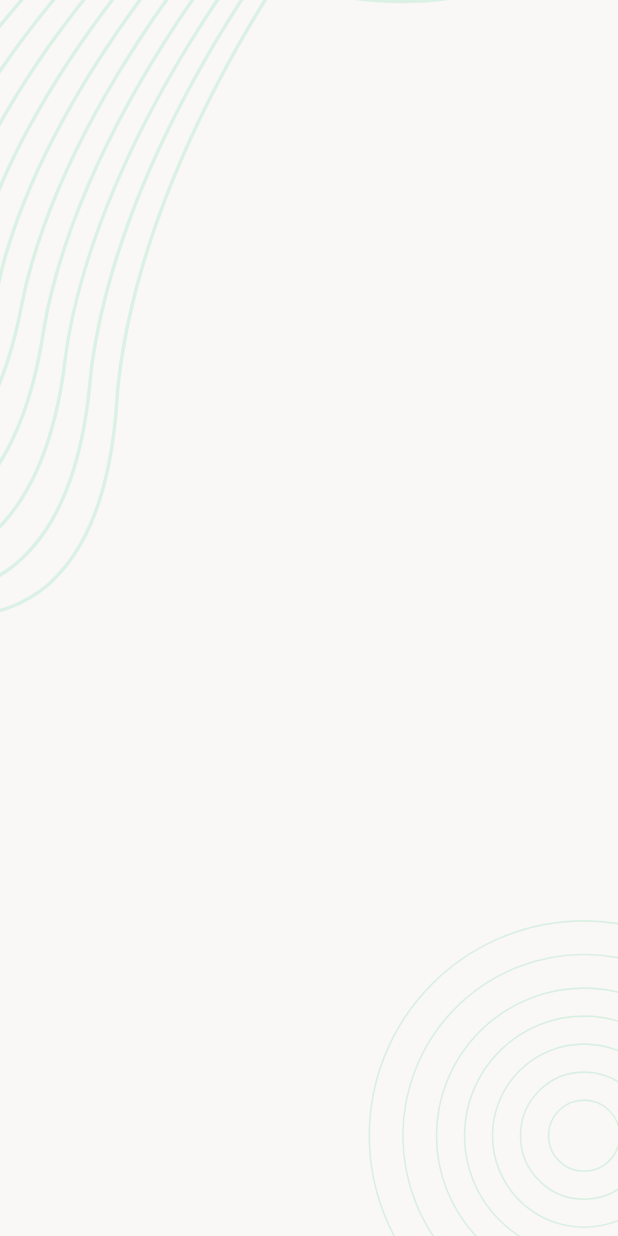
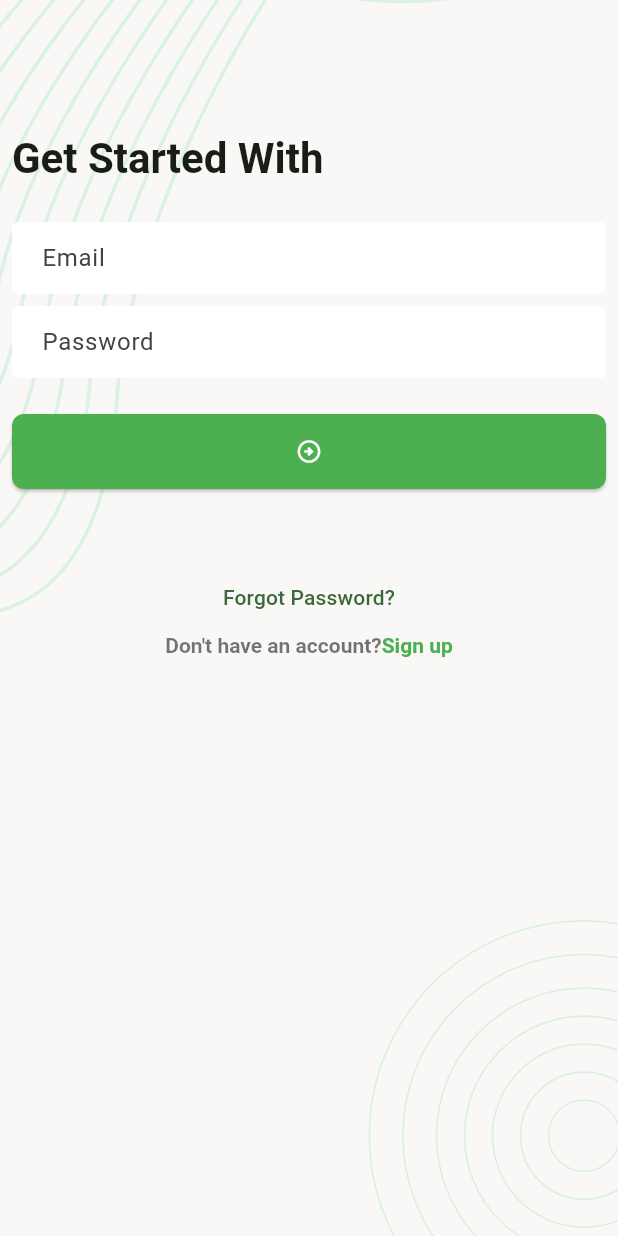
Before and after one commit to mahinurrahmannifad/task_manager_flutter, a Flutter app: the screen it shows after launch, on a phone screen of 412 x 824 dp. Run offline on Flutter 3.47's test engine with Material 3 defaults, Android fonts, the phone set to English and light mode, and no system bars; our stand-ins replace flutter_svg, pin_code_fields.

Commit message:
Sign in, Signup and password recovery screens are added.

```diff
--- a/lib/app.dart
+++ b/lib/app.dart
@@ -1,6 +1,12 @@
 import 'package:flutter/material.dart';
+import 'package:task_manager_flutter/ui/screens/forgot_password_verify_email_screen.dart';
+import 'package:task_manager_flutter/ui/screens/forgot_password_verify_otp_screen.dart';
+import 'package:task_manager_flutter/ui/screens/main_bottom_nav_screen.dart';
+import 'package:task_manager_flutter/ui/screens/reset_password_screen.dart';
 import 'package:task_manager_flutter/ui/screens/sign_in_screen.dart';
+import 'package:task_manager_flutter/ui/screens/sign_up_screen.dart';
 import 'package:task_manager_flutter/ui/screens/splash_screen.dart';
+import 'package:task_manager_flutter/ui/utils/app_color.dart';
 
 class TaskManagerApp extends StatelessWidget {
   const TaskManagerApp({super.key});
@@ -8,15 +14,68 @@ class TaskManagerApp extends StatelessWidget {
   @override
   Widget build(BuildContext context) {
     return MaterialApp(
+      debugShowCheckedModeBanner: false,
       initialRoute: '/',
+      theme: ThemeData(
+        colorSchemeSeed: AppColors.themeColor,
+        textTheme: const TextTheme(
+          titleLarge: TextStyle(fontSize: 28, fontWeight: FontWeight.w600),
+          titleSmall: TextStyle(
+            color: Colors.grey,
+            fontWeight: FontWeight.w500,
+          ),
+        ),
+        inputDecorationTheme: InputDecorationTheme(
+          filled: true,
+          contentPadding: const EdgeInsets.symmetric(horizontal: 16),
+          fillColor: Colors.white,
+          hintStyle: TextStyle(
+            fontWeight: FontWeight.w400,
+            color: Colors.grey.shade800,
+          ),
+          border: OutlineInputBorder(
+            borderSide: BorderSide.none,
+          ),
+          enabledBorder: OutlineInputBorder(
+            borderSide: BorderSide.none,
+          ),
+          focusedBorder: OutlineInputBorder(
+            borderSide: BorderSide.none,
+          ),
+        ),
+        elevatedButtonTheme: ElevatedButtonThemeData(
+          style: ElevatedButton.styleFrom(
+              backgroundColor: AppColors.themeColor,
+              shape: RoundedRectangleBorder(
+                  borderRadius: BorderRadius.circular(8)),
+              fixedSize: const Size.fromWidth(double.maxFinite),
+              padding: const EdgeInsets.symmetric(
+                horizontal: 16,
+                vertical: 16,
+              ),
+              foregroundColor: Colors.white,
+              textStyle: const TextStyle(fontSize: 16)),
+        ),
+      ),
       onGenerateRoute: (RouteSettings settings) {
         late Widget widget;
         if (settings.name == SplashScreen.name) {
           widget = const SplashScreen();
         } else if (settings.name == SignInScreen.name) {
           widget = const SignInScreen();
+        } else if (settings.name == SignUpScreen.name) {
+          widget = const SignUpScreen();
+        } else if (settings.name == ForgotPasswordVerifyEmailScreen.name) {
+          widget = const ForgotPasswordVerifyEmailScreen();
+        } else if (settings.name == ForgotPasswordVerifyOtpScreen.name) {
+          widget = const ForgotPasswordVerifyOtpScreen();
+        } else if (settings.name == ResetPasswordScreen.name) {
+          widget = const ResetPasswordScreen();
+        } else if (settings.name == MainBottomNavScreen.name) {
+          widget = const MainBottomNavScreen();
         }
-          return MaterialPageRoute(builder: (_) => widget);
-        });
+        return MaterialPageRoute(builder: (ctx) => widget);
+      },
+    );
   }
 }
--- a/lib/ui/screens/sign_in_screen.dart
+++ b/lib/ui/screens/sign_in_screen.dart
@@ -1,4 +1,9 @@
+import 'package:flutter/gestures.dart';
 import 'package:flutter/material.dart';
+import 'package:task_manager_flutter/ui/screens/forgot_password_verify_email_screen.dart';
+import 'package:task_manager_flutter/ui/screens/main_bottom_nav_screen.dart';
+import 'package:task_manager_flutter/ui/screens/sign_up_screen.dart';
+import 'package:task_manager_flutter/ui/utils/app_color.dart';
 import 'package:task_manager_flutter/ui/widgets/screen_background.dart';
 
 class SignInScreen extends StatefulWidget {
@@ -11,13 +16,92 @@ class SignInScreen extends StatefulWidget {
 }
 
 class _SignInScreenState extends State<SignInScreen> {
+  final TextEditingController _emailTEController = TextEditingController();
+  final TextEditingController _passwordTEController = TextEditingController();
+  final GlobalKey<FormState> _formKey = GlobalKey<FormState>();
+
   @override
   Widget build(BuildContext context) {
+    final textTheme = Theme
+        .of(context)
+        .textTheme;
     return Scaffold(
       body: ScreenBackground(
-          child: Column(
-        children: [],
-      )),
+          child: SingleChildScrollView(
+            child: Padding(
+              padding: const EdgeInsets.all(8.0),
+              child: Form(
+                key: _formKey,
+                child: Column(
+                  crossAxisAlignment: CrossAxisAlignment.start,
+                  children: [
+                    const SizedBox(height: 80),
+                    Text('Get Started With', style: textTheme.titleLarge),
+                    const SizedBox(height: 24),
+                    TextFormField(
+                      controller: _emailTEController,
+                      keyboardType: TextInputType.emailAddress,
+                      decoration: const InputDecoration(hintText: 'Email'),
+                    ),
+                    const SizedBox(height: 8),
+                    TextFormField(
+                      controller: _passwordTEController,
+                      obscureText: true,
+                      decoration: const InputDecoration(hintText: 'Password'),
+                    ),
+                    const SizedBox(height: 24),
+                    ElevatedButton(
+                      onPressed: () {
+                        Navigator.pushReplacementNamed(
+                            context, MainBottomNavScreen.name);
+                      },
+                      child: Icon(Icons.arrow_circle_right_outlined),),
+                    const SizedBox(height: 48),
+                    Center(
+                      child: Column(
+                        children: [
+                          TextButton(onPressed: () {
+                            Navigator.pushNamed(context,ForgotPasswordVerifyEmailScreen.name);
+                          },
+                            child: const Text('Forgot Password?'),),
+                          _buildSignUpSection(),
+                        ],
+                      ),
+                    )
+                  ],
+                ),
+              ),
+            ),
+          )
+      ),
     );
   }
+
+  Widget _buildSignUpSection() {
+    return RichText(
+      text: TextSpan(text: "Don't have an account?",
+        style: const TextStyle(
+            color: Colors.black54, fontWeight: FontWeight.w600),
+        children: [
+          TextSpan(
+            text: 'Sign up',
+            style: const TextStyle(
+              color: AppColors.themeColor,
+            ),
+            recognizer: TapGestureRecognizer()..onTap=(){
+              Navigator.pushNamed(context, SignUpScreen.name);
+            },
+          )
+        ],
+      ),
+    );
+  }
+
+  @override
+  void dispose(){
+    _emailTEController.dispose();
+    _passwordTEController.dispose();
+    super.dispose();
+  }
+
 }
--- /dev/null
+++ b/lib/ui/utils/app_color.dart
@@ -0,0 +1,5 @@
+import 'package:flutter/material.dart';
+
+class AppColors{
+  static const Color themeColor=Colors.green;
+}
--- a/lib/ui/widgets/screen_background.dart
+++ b/lib/ui/widgets/screen_background.dart
@@ -17,7 +17,7 @@ class ScreenBackground extends StatelessWidget {
           height: double.maxFinite,
           width: double.maxFinite,
         ),
-        child,
+        SafeArea(child: child)
       ],
     );
   }
--- a/pubspec.yaml
+++ b/pubspec.yaml
@@ -14,6 +14,7 @@ dependencies:
 
   cupertino_icons: ^1.0.8
   flutter_svg: ^2.0.16
+  pin_code_fields: ^8.0.1
 
 dev_dependencies:
   flutter_test:
```
Also changed, not shown: lib/ui/screens/forgot_password_verify_email_screen.dart (added, +98 -0 lines), lib/ui/screens/forgot_password_verify_otp_screen.dart (added, +119 -0 lines), lib/ui/screens/main_bottom_nav_screen.dart (added, +41 -0 lines), lib/ui/screens/new_task_list_screen.dart (added, +17 -0 lines), lib/ui/screens/reset_password_screen.dart (added, +102 -0 lines), lib/ui/screens/sign_up_screen.dart (added, +117 -0 lines), pubspec.lock. Lines whose indentation alone changed are shown as unchanged.
